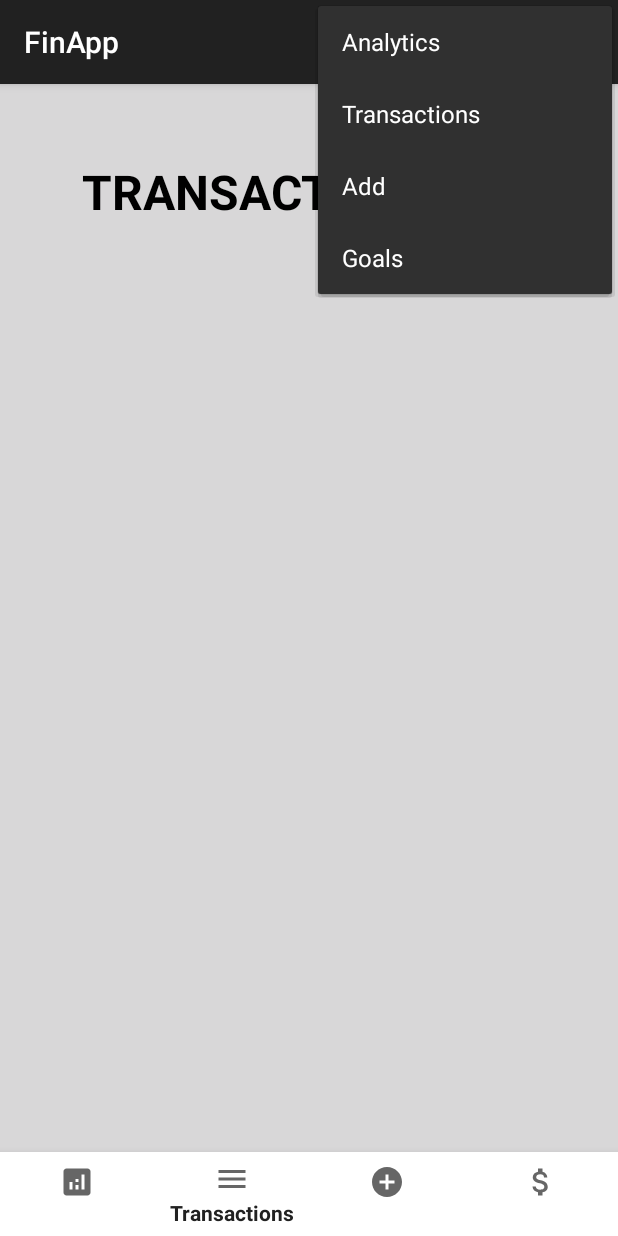
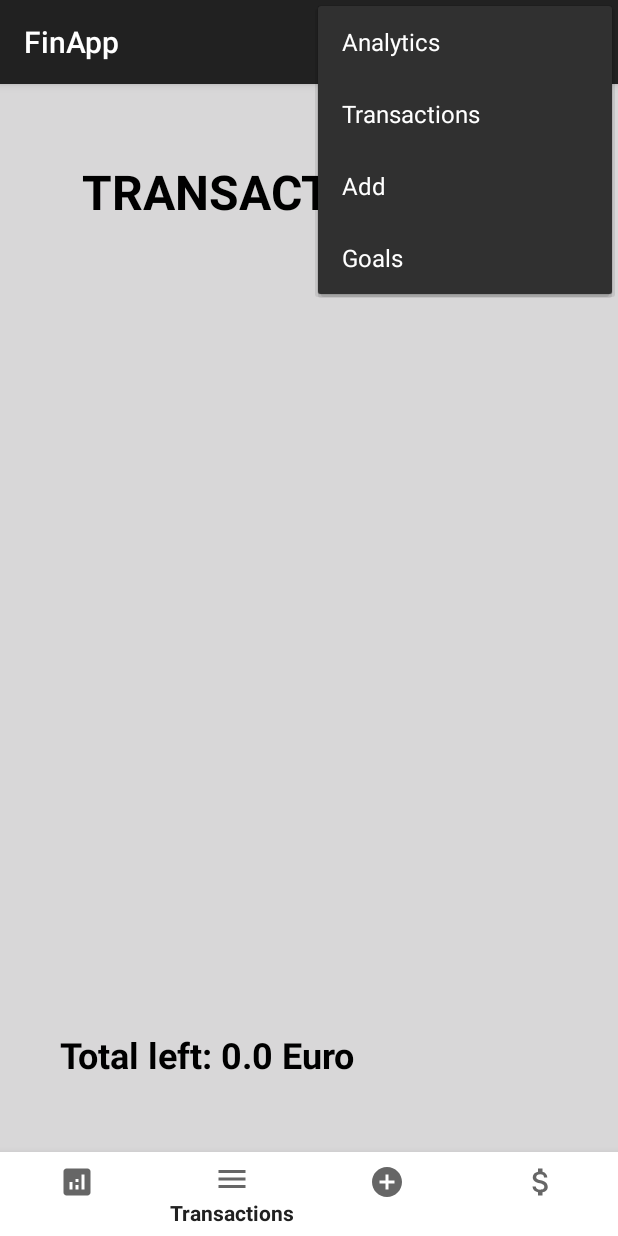
Before and after one commit to JohnnyMahoney/FinApp, an Android app built with Jetpack Compose: the BlankFragment2 screen opened through its navigation route, with the options menu open, on a phone screen of 412 x 824 dp. Run offline under Robolectric (Android 15) with nearby library versions, the phone set to English and light mode, and no system bars; our stand-ins replace Firebase (no records; nobody signed in at launch, a user with empty details on screens opened directly), navigation-ui; libraries missing offline, so code that uses them is left out: com.github.mikephil.charting; 36 statements that could not run were skipped.

Commit message:
Add total sum on the BlankFragment 2

```diff
--- a/app/src/main/java/com/example/finapp/ui/theme/secondPage/BlankFragment2.kt
+++ b/app/src/main/java/com/example/finapp/ui/theme/secondPage/BlankFragment2.kt
@@ -1,15 +1,18 @@
 package com.example.finapp.ui.theme.secondPage
 
 import android.os.Bundle
+import android.util.Log
 import android.view.LayoutInflater
 import android.view.View
 import android.view.ViewGroup
+import android.widget.TextView
 import androidx.fragment.app.Fragment
 import androidx.lifecycle.Observer
 import androidx.lifecycle.ViewModelProvider
 import androidx.recyclerview.widget.LinearLayoutManager
 import androidx.recyclerview.widget.RecyclerView
 import com.example.finapp.R
+import com.example.finapp.data.model.TransactionType
 import com.example.finapp.data.repository.TransactionsRepository
 
 
@@ -44,8 +47,36 @@ class BlankFragment2 : Fragment() {
         recyclerView.layoutManager = llm
 
         viewModel.dataList.observe(viewLifecycleOwner, Observer { dataList ->
+            Log.d("BlankFragment2", "DataList changed, size: ${dataList.size}")
             val adapter = TransactionAdapter(dataList)
             recyclerView.adapter = adapter
+            // Calculate the total sum of transactions
+            var totalSum = 0.0
+            dataList.forEach { transaction ->
+                // Convert the value to a Double and add it to the total
+                try {
+                    val value = transaction.value.toDouble()
+
+                    // Assuming you have income and outcome types as a property in Transaction model
+                    if (transaction.type == TransactionType.INCOME) {
+                        totalSum += value
+                    } else if (transaction.type == TransactionType.OUTCOME) {
+                        totalSum -= value
+                    }
+                } catch (e: NumberFormatException) {
+                    // This block will be executed if the String cannot be converted to a Double
+                    Log.e("BlankFragment2", "Error converting transaction value to double", e)
+                }
+            }
+            Log.d("BlankFragment2", "Total sum calculated: $totalSum")
+
+            // Set total sum to the TextView
+            // Make sure you have a TextView with the id totalSumTextView in your layout
+            val totalSumTextView = requireView().findViewById<TextView>(R.id.totalSumTextView)
+            activity?.runOnUiThread {
+                totalSumTextView.text = "Total left: $totalSum Euro"
+                Log.d("BlankFragment2", "Total sum set to TextView")
+            }
         })
         viewModel.getTransactions()
     }
--- /dev/null
+++ b/app/src/main/res/drawable/border.xml
@@ -0,0 +1,6 @@
+<?xml version="1.0" encoding="utf-8"?>
+<shape xmlns:android="http://schemas.android.com/apk/res/android" >
+    <solid android:color="#FFFFFF" /> <!-- background color -->
+    <corners android:radius="2dp" /> <!-- rounded corners -->
+    <stroke android:width="2dp" android:color="#000" /> <!-- border width and color -->
+</shape>
--- a/app/src/main/res/layout/fragment_blank2.xml
+++ b/app/src/main/res/layout/fragment_blank2.xml
@@ -25,7 +25,25 @@
     <androidx.recyclerview.widget.RecyclerView
         android:id="@+id/transactionsList"
         android:layout_width="match_parent"
-        android:layout_height="wrap_content"
-        app:layout_constraintTop_toBottomOf="@id/title"
-        tools:layout_editor_absoluteX="16dp" />
+        android:layout_height="0dp"
+    app:layout_constraintTop_toBottomOf="@id/title"
+    app:layout_constraintBottom_toTopOf="@+id/totalSumTextView"
+    android:layout_marginBottom="1dp"
+    tools:layout_editor_absoluteX="16dp" />
+
+    <TextView
+        android:id="@+id/totalSumTextView"
+        android:layout_width="244dp"
+        android:layout_height="51dp"
+        android:layout_marginStart="16dp"
+        android:layout_marginBottom="96dp"
+        android:gravity="center"
+        android:padding="10dp"
+        android:textColor="#000000"
+        android:textSize="24sp"
+        android:textStyle="bold"
+        app:layout_constraintBottom_toBottomOf="parent"
+        app:layout_constraintStart_toStartOf="parent" />
+
+
 </androidx.constraintlayout.widget.ConstraintLayout>
```
Also changed, not shown: app/src/main/java/com/example/finapp/ui/theme/secondPage/TransactionAdapter.kt (+10 -3 lines), app/src/main/res/layout/transaction_item.xml (+28 -15 lines).
